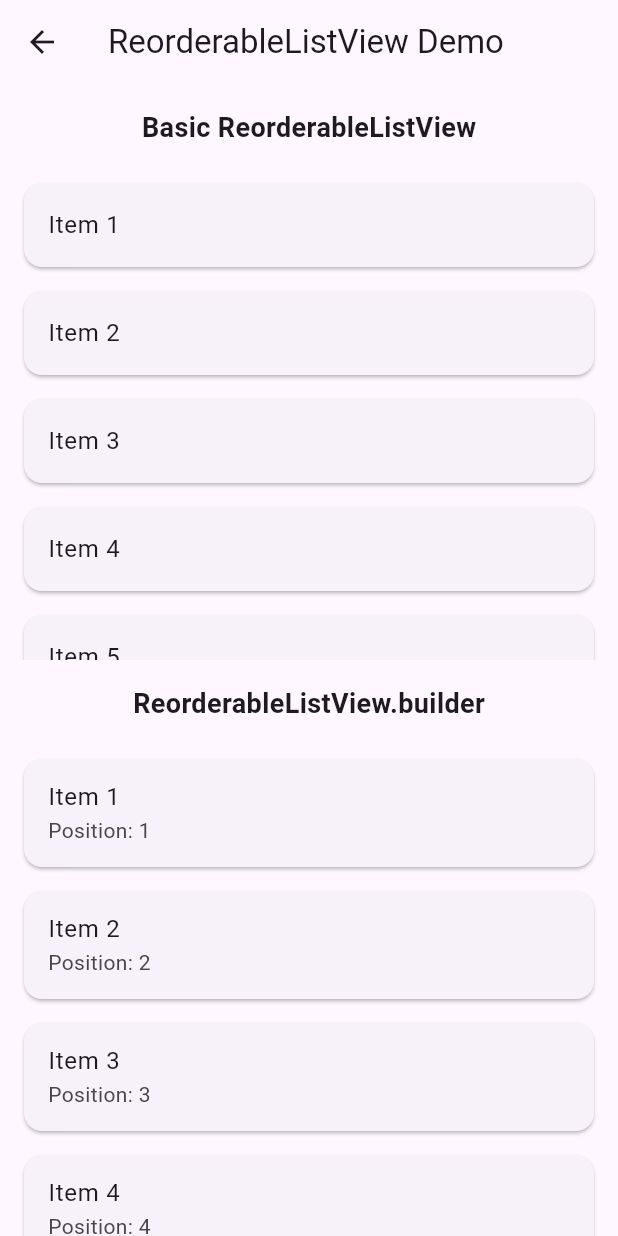
After one commit to VidarDev/flutter_widget_explorer, a Flutter app: the ReorderableListViewPage screen opened directly, on a phone screen of 412 x 824 dp. The commit adds this screen. Run offline on Flutter 3.47's test engine with Material 3 defaults, Android fonts, the phone set to English and light mode, and no system bars.

Commit message:
:sparkles: (feat) add reorderable list view page

```diff
--- a/lib/main.dart
+++ b/lib/main.dart
@@ -10,6 +10,7 @@
 import 'package:flutter_widget_explorer/views/padding_sizedbox.page.dart';
 import 'package:flutter_widget_explorer/views/progress_indicators.page.dart';
 import 'package:flutter_widget_explorer/views/pull_to_refresh.page.dart';
+import 'package:flutter_widget_explorer/views/reorderable_list_view.page.dart';
 import 'package:flutter_widget_explorer/views/row_column.page.dart';
 import 'package:flutter_widget_explorer/views/scaffold_appbar.page.dart';
 import 'package:flutter_widget_explorer/views/scollviews_slivers.page.dart';
@@ -369,7 +370,7 @@
                 Navigator.pop(context);
                 Navigator.push(
                   context,
-                  MaterialPageRoute(builder: (context) => Container()),
+                  MaterialPageRoute(builder: (context) => ReorderableListViewPage()),
                 );
               },
             ),
--- /dev/null
+++ b/lib/views/reorderable_list_view.page.dart
@@ -0,0 +1,89 @@
+import 'package:flutter/material.dart';
+
+class ReorderableListViewPage extends StatefulWidget {
+  const ReorderableListViewPage({super.key});
+
+  @override
+  State<ReorderableListViewPage> createState() => _ReorderableListViewPageState();
+}
+
+class _ReorderableListViewPageState extends State<ReorderableListViewPage> {
+  final List<String> _items = List.generate(
+    20,
+    (index) => 'Item ${index + 1}',
+  );
+
+  void _onReorder(int oldIndex, int newIndex) {
+    setState(() {
+      if (oldIndex < newIndex) {
+        newIndex -= 1;
+      }
+      final item = _items.removeAt(oldIndex);
+      _items.insert(newIndex, item);
+    });
+  }
+
+  @override
+  Widget build(BuildContext context) {
+    return Scaffold(
+      appBar: AppBar(
+        title: const Text('ReorderableListView Demo'),
+      ),
+      body: Column(
+        children: [
+          const Padding(
+            padding: EdgeInsets.all(16.0),
+            child: Text(
+              'Basic ReorderableListView',
+              style: TextStyle(fontSize: 18, fontWeight: FontWeight.bold),
+            ),
+          ),
+          Expanded(
+            child: ReorderableListView(
+              onReorder: _onReorder,
+              children: _items.take(10).map((item) {
+                return Card(
+                  key: ValueKey(item),
+                  margin: const EdgeInsets.symmetric(
+                    horizontal: 16,
+                    vertical: 8,
+                  ),
+                  child: ListTile(
+                    title: Text(item),
+                  ),
+                );
+              }).toList(),
+            ),
+          ),
+          const Padding(
+            padding: EdgeInsets.all(16.0),
+            child: Text(
+              'ReorderableListView.builder',
+              style: TextStyle(fontSize: 18, fontWeight: FontWeight.bold),
+            ),
+          ),
+          Expanded(
+            child: ReorderableListView.builder(
+              itemCount: _items.length,
+              onReorder: _onReorder,
+              itemBuilder: (context, index) {
+                final item = _items[index];
+                return Card(
+                  key: ValueKey(item),
+                  margin: const EdgeInsets.symmetric(
+                    horizontal: 16,
+                    vertical: 8,
+                  ),
+                  child: ListTile(
+                    title: Text(item),
+                    subtitle: Text('Position: ${index + 1}'),
+                  ),
+                );
+              },
+            ),
+          ),
+        ],
+      ),
+    );
+  }
+}
```
